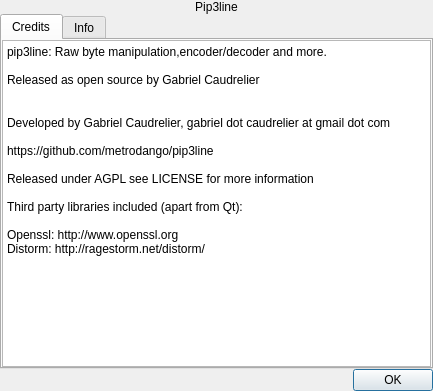
This is gui/aboutdialog.ui in metrodango/pip3line as Qt 5 draws it before an edit. The edited form follows.
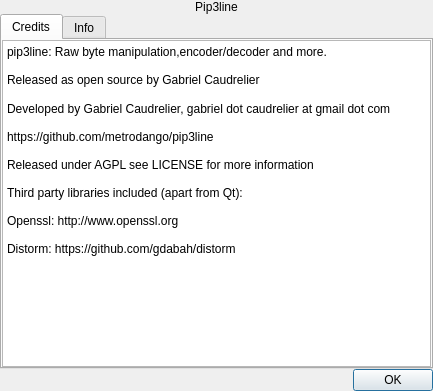
This is the edited form.

What changed in the file:
```diff
--- a/gui/aboutdialog.ui
+++ b/gui/aboutdialog.ui
@@ -87,7 +87,6 @@
 &lt;p style=&quot;-qt-paragraph-type:empty; margin-top:0px; margin-bottom:0px; margin-left:0px; margin-right:0px; -qt-block-indent:0; text-indent:0px; font-family:'Sans Serif'; font-size:9pt;&quot;&gt;&lt;br /&gt;&lt;/p&gt;
 &lt;p style=&quot; margin-top:0px; margin-bottom:0px; margin-left:0px; margin-right:0px; -qt-block-indent:0; text-indent:0px;&quot;&gt;&lt;span style=&quot; font-family:'Sans Serif'; font-size:9pt;&quot;&gt;Released as open source by Gabriel Caudrelier&lt;/span&gt;&lt;/p&gt;
 &lt;p style=&quot;-qt-paragraph-type:empty; margin-top:0px; margin-bottom:0px; margin-left:0px; margin-right:0px; -qt-block-indent:0; text-indent:0px;&quot;&gt;&lt;br /&gt;&lt;/p&gt;
-&lt;p style=&quot;-qt-paragraph-type:empty; margin-top:0px; margin-bottom:0px; margin-left:0px; margin-right:0px; -qt-block-indent:0; text-indent:0px; font-family:'Sans Serif'; font-size:9pt;&quot;&gt;&lt;br /&gt;&lt;/p&gt;
 &lt;p style=&quot; margin-top:0px; margin-bottom:0px; margin-left:0px; margin-right:0px; -qt-block-indent:0; text-indent:0px;&quot;&gt;&lt;span style=&quot; font-family:'Sans Serif'; font-size:9pt;&quot;&gt;Developed by Gabriel Caudrelier, gabriel dot caudrelier at gmail dot com&lt;/span&gt;&lt;/p&gt;
 &lt;p style=&quot;-qt-paragraph-type:empty; margin-top:0px; margin-bottom:0px; margin-left:0px; margin-right:0px; -qt-block-indent:0; text-indent:0px; font-family:'Sans Serif'; font-size:9pt;&quot;&gt;&lt;br /&gt;&lt;/p&gt;
 &lt;p style=&quot; margin-top:0px; margin-bottom:0px; margin-left:0px; margin-right:0px; -qt-block-indent:0; text-indent:0px;&quot;&gt;&lt;span style=&quot; font-family:'Sans Serif'; font-size:9pt;&quot;&gt;https://github.com/metrodango/pip3line&lt;/span&gt;&lt;/p&gt;
@@ -97,7 +96,8 @@
 &lt;p style=&quot; margin-top:0px; margin-bottom:0px; margin-left:0px; margin-right:0px; -qt-block-indent:0; text-indent:0px;&quot;&gt;&lt;span style=&quot; font-family:'Sans Serif'; font-size:9pt;&quot;&gt;Third party libraries included (apart from Qt):&lt;/span&gt;&lt;/p&gt;
 &lt;p style=&quot;-qt-paragraph-type:empty; margin-top:0px; margin-bottom:0px; margin-left:0px; margin-right:0px; -qt-block-indent:0; text-indent:0px; font-family:'Sans Serif'; font-size:9pt;&quot;&gt;&lt;br /&gt;&lt;/p&gt;
 &lt;p style=&quot; margin-top:0px; margin-bottom:0px; margin-left:0px; margin-right:0px; -qt-block-indent:0; text-indent:0px;&quot;&gt;&lt;span style=&quot; font-family:'Sans Serif'; font-size:9pt;&quot;&gt;Openssl: http://www.openssl.org&lt;/span&gt;&lt;/p&gt;
-&lt;p style=&quot; margin-top:0px; margin-bottom:0px; margin-left:0px; margin-right:0px; -qt-block-indent:0; text-indent:0px;&quot;&gt;&lt;span style=&quot; font-family:'Sans Serif'; font-size:9pt;&quot;&gt;Distorm: http://ragestorm.net/distorm/&lt;/span&gt;&lt;/p&gt;&lt;/body&gt;&lt;/html&gt;</string>
+&lt;p style=&quot;-qt-paragraph-type:empty; margin-top:0px; margin-bottom:0px; margin-left:0px; margin-right:0px; -qt-block-indent:0; text-indent:0px; font-family:'Sans Serif'; font-size:9pt;&quot;&gt;&lt;br /&gt;&lt;/p&gt;
+&lt;p style=&quot; margin-top:0px; margin-bottom:0px; margin-left:0px; margin-right:0px; -qt-block-indent:0; text-indent:0px;&quot;&gt;&lt;span style=&quot; font-family:'Sans Serif'; font-size:9pt;&quot;&gt;Distorm: https://github.com/gdabah/distorm&lt;/span&gt;&lt;/p&gt;&lt;/body&gt;&lt;/html&gt;</string>
          </property>
          <property name="textInteractionFlags">
           <set>Qt::LinksAccessibleByKeyboard|Qt::LinksAccessibleByMouse|Qt::TextBrowserInteraction|Qt::TextSelectableByKeyboard|Qt::TextSelectableByMouse</set>
```
